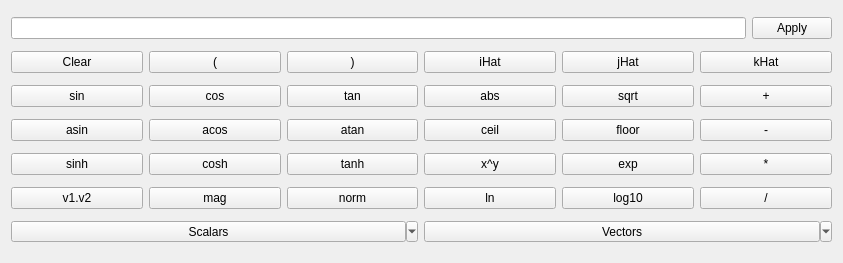
Old version of the form Source/SIMPLViewWidgetsLib/FilterParameterWidgets/UI_Files/CalculatorWidget.ui in the repository BlueQuartzSoftware/SIMPLView.
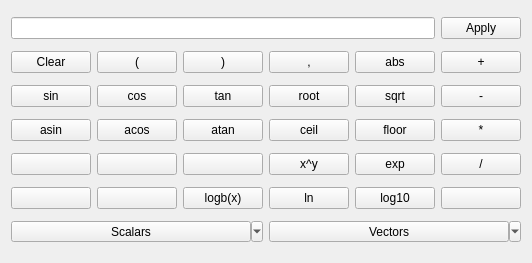
New version of the form.

Commit message: Changing around some button names.

What changed in the file:
```diff
--- a/Source/SIMPLViewWidgetsLib/FilterParameterWidgets/UI_Files/CalculatorWidget.ui
+++ b/Source/SIMPLViewWidgetsLib/FilterParameterWidgets/UI_Files/CalculatorWidget.ui
@@ -6,7 +6,7 @@
    <rect>
     <x>0</x>
     <y>0</y>
-    <width>843</width>
+    <width>518</width>
     <height>263</height>
    </rect>
   </property>
@@ -17,28 +17,28 @@
    <item row="5" column="0">
     <widget class="QPushButton" name="sinhBtn">
      <property name="text">
-      <string>sinh</string>
+      <string/>
      </property>
     </widget>
    </item>
    <item row="5" column="2">
     <widget class="QPushButton" name="tanhBtn">
      <property name="text">
-      <string>tanh</string>
+      <string/>
      </property>
     </widget>
    </item>
    <item row="3" column="5">
     <widget class="QPushButton" name="addBtn">
      <property name="text">
-      <string>+</string>
+      <string>-</string>
      </property>
     </widget>
    </item>
    <item row="2" column="4">
     <widget class="QPushButton" name="jHatBtn">
      <property name="text">
-      <string>jHat</string>
+      <string>abs</string>
      </property>
     </widget>
    </item>
@@ -52,7 +52,7 @@
    <item row="4" column="5">
     <widget class="QPushButton" name="subtractBtn">
      <property name="text">
-      <string>-</string>
+      <string>*</string>
      </property>
     </widget>
    </item>
@@ -80,14 +80,14 @@
    <item row="2" column="3">
     <widget class="QPushButton" name="iHatBtn">
      <property name="text">
-      <string>iHat</string>
+      <string>,</string>
      </property>
     </widget>
    </item>
    <item row="5" column="5">
     <widget class="QPushButton" name="multiplyBtn">
      <property name="text">
-      <string>*</string>
+      <string>/</string>
      </property>
     </widget>
    </item>
@@ -108,7 +108,7 @@
    <item row="6" column="5">
     <widget class="QPushButton" name="divideBtn">
      <property name="text">
-      <string>/</string>
+      <string/>
      </property>
     </widget>
    </item>
@@ -129,14 +129,14 @@
    <item row="2" column="5">
     <widget class="QPushButton" name="kHatBtn">
      <property name="text">
-      <string>kHat</string>
+      <string>+</string>
      </property>
     </widget>
    </item>
    <item row="6" column="2">
     <widget class="QPushButton" name="normBtn">
      <property name="text">
-      <string>norm</string>
+      <string>logb(x)</string>
      </property>
     </widget>
    </item>
@@ -150,21 +150,21 @@
    <item row="6" column="1">
     <widget class="QPushButton" name="magBtn">
      <property name="text">
-      <string>mag</string>
+      <string/>
      </property>
     </widget>
    </item>
    <item row="3" column="3">
     <widget class="QPushButton" name="absBtn">
      <property name="text">
-      <string>abs</string>
+      <string>root</string>
      </property>
     </widget>
    </item>
    <item row="6" column="0">
     <widget class="QPushButton" name="v1v2Btn">
      <property name="text">
-      <string>v1.v2</string>
+      <string/>
      </property>
     </widget>
    </item>
@@ -178,7 +178,7 @@
    <item row="5" column="1">
     <widget class="QPushButton" name="coshBtn">
      <property name="text">
-      <string>cosh</string>
+      <string/>
      </property>
     </widget>
    </item>
```
